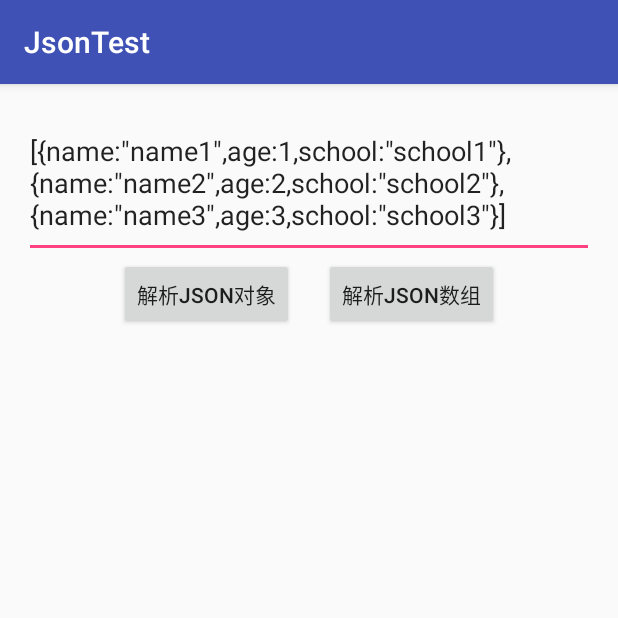
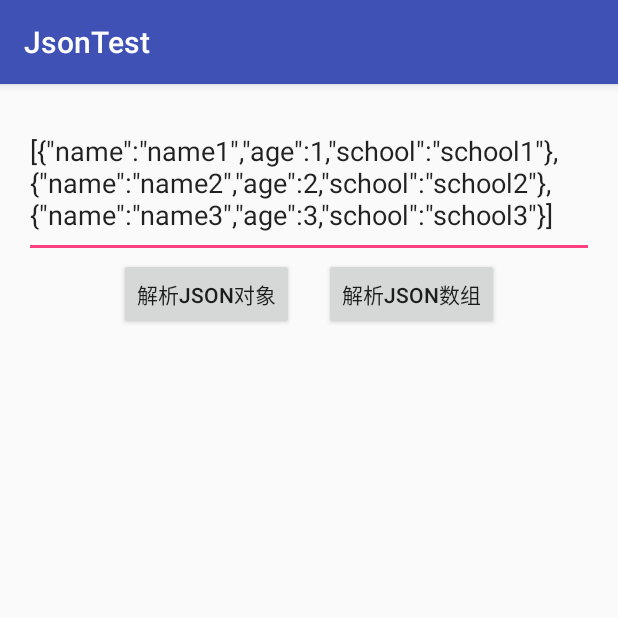
Before and after one commit to ssthouse/JsonTest, an Android app: the screen it shows after launch (MainActivity), after a tap on "解析JSON数组", on a phone screen of 412 x 824 dp, the top half of it. Run offline under Robolectric (Android 15) with nearby library versions, the phone set to English and light mode, and no system bars; our stand-ins replace ButterKnife; 1 other tap on this screen came first.

Commit message:
Using JsonStringer to generate json str

```diff
--- a/app/build.gradle
+++ b/app/build.gradle
@@ -30,4 +30,5 @@ dependencies {
     //butterknife
     compile 'com.jakewharton:butterknife:8.4.0'
     apt 'com.jakewharton:butterknife-compiler:8.4.0'
+    compile 'com.jakewharton.timber:timber:4.3.1'
 }
--- a/app/src/main/java/com/ssthouse/jsontest/MainActivity.java
+++ b/app/src/main/java/com/ssthouse/jsontest/MainActivity.java
@@ -9,6 +9,7 @@ import android.widget.Toast;
 import org.json.JSONArray;
 import org.json.JSONException;
 import org.json.JSONObject;
+import org.json.JSONStringer;
 
 import java.util.ArrayList;
 import java.util.List;
@@ -18,10 +19,6 @@ import butterknife.ButterKnife;
 import butterknife.OnClick;
 
 public class MainActivity extends AppCompatActivity {
-
-    private static final String STR_JSON_OBJ = "{name:\"ssthouse\",age:21,school:\"HuaKe\"}";
-    private static final String STR_JSON_ARRAY = "[{name:\"name1\",age:1,school:\"school1\"},{" +
-            "name:\"name2\",age:2,school:\"school2\"},{name:\"name3\",age:3,school:\"school3\"}]";
 
     @BindView(R.id.et_json_str)
     EditText etJsonStr;
@@ -35,16 +32,14 @@ public class MainActivity extends AppCompatActivity {
         super.onCreate(savedInstanceState);
         setContentView(R.layout.activity_main);
         ButterKnife.bind(this);
-
-
     }
 
     @OnClick(R.id.id_btn_extract_json_obj)
-    void parseJsonObj(){
-        etJsonStr.setText(STR_JSON_OBJ);
+    void parseJsonObj() {
+        etJsonStr.setText(generateJsonStr());
         Person person = new Person();
         try {
-            JSONObject jsonObject = new JSONObject(STR_JSON_OBJ);
+            JSONObject jsonObject = new JSONObject(generateJsonStr());
             person.name = jsonObject.getString("name");
             person.age = jsonObject.getInt("age");
             person.school = jsonObject.getString("school");
@@ -55,11 +50,11 @@ public class MainActivity extends AppCompatActivity {
     }
 
     @OnClick(R.id.id_btn_extract_json_array)
-    void parseJsonArray(){
-        etJsonStr.setText(STR_JSON_ARRAY);
+    void parseJsonArray() {
+        etJsonStr.setText(generateJsonArrayStr());
         List<Person> personList = new ArrayList<>();
         try {
-            JSONArray jsonArray = new JSONArray(STR_JSON_ARRAY);
+            JSONArray jsonArray = new JSONArray(generateJsonArrayStr());
             for (int i = 0; i < jsonArray.length(); i++) {
                 JSONObject jsonObject = jsonArray.getJSONObject(i);
                 Person person = new Person();
@@ -86,4 +81,61 @@ public class MainActivity extends AppCompatActivity {
         }
         Toast.makeText(this, sb.toString(), Toast.LENGTH_LONG).show();
     }
+
+    //构建Json对象字符串
+    private String generateJsonStr() {
+        JSONStringer jsonStr = new JSONStringer();
+        try {
+            jsonStr.object()
+                    .key("name")
+                    .value("ssthouse")
+                    .key("age")
+                    .value(21)
+                    .key("school")
+                    .value("HuaKe")
+                    .endObject();
+        } catch (JSONException e) {
+            e.printStackTrace();
+        }
+        return jsonStr.toString();
+    }
+
+    //构造JsonArray字符串
+    private String generateJsonArrayStr() {
+        JSONStringer jsonStringer = new JSONStringer();
+        try {
+            jsonStringer.array()
+                    .object()
+                    .key("name")
+                    .value("name1")
+                    .key("age")
+                    .value(1)
+                    .key("school")
+                    .value("school1")
+                    .endObject()
+
+                    .object()
+                    .key("name")
+                    .value("name2")
+                    .key("age")
+                    .value(2)
+                    .key("school")
+                    .value("school2")
+                    .endObject()
+
+                    .object()
+                    .key("name")
+                    .value("name3")
+                    .key("age")
+                    .value(3)
+                    .key("school")
+                    .value("school3")
+                    .endObject()
+
+                    .endArray();
+        } catch (JSONException e) {
+            e.printStackTrace();
+        }
+        return jsonStringer.toString();
+    }
 }
```
